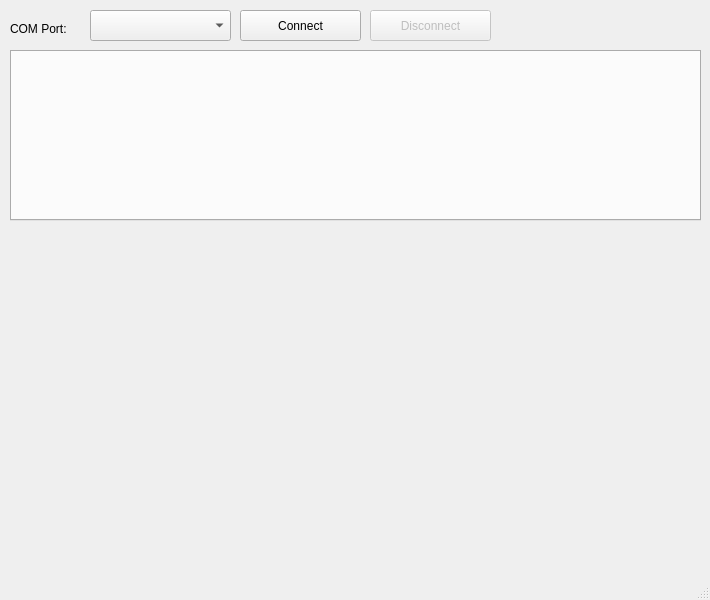
Qt form mainwindow.ui (ahp-electronics/xc-gui) before a commit.
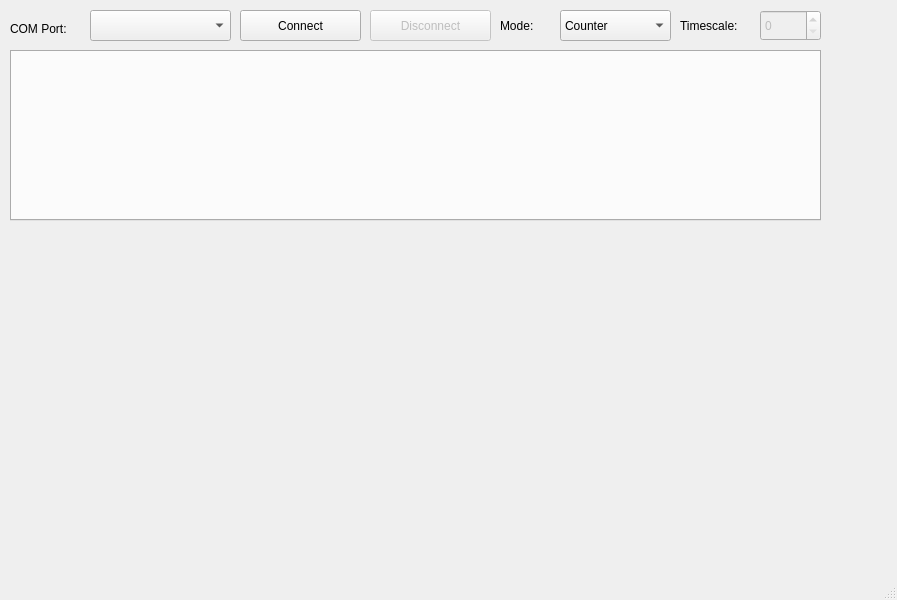
The same form after that commit.

```diff
--- a/mainwindow.ui
+++ b/mainwindow.ui
@@ -6,7 +6,7 @@
    <rect>
     <x>0</x>
     <y>0</y>
-    <width>710</width>
+    <width>897</width>
     <height>600</height>
    </rect>
   </property>
@@ -71,7 +71,7 @@
      <rect>
       <x>10</x>
       <y>50</y>
-      <width>691</width>
+      <width>811</width>
       <height>171</height>
      </rect>
     </property>
@@ -79,6 +79,73 @@
      <number>-1</number>
     </property>
    </widget>
+   <widget class="QComboBox" name="Mode">
+    <property name="geometry">
+     <rect>
+      <x>560</x>
+      <y>10</y>
+      <width>111</width>
+      <height>31</height>
+     </rect>
+    </property>
+    <item>
+     <property name="text">
+      <string>Counter</string>
+     </property>
+    </item>
+    <item>
+     <property name="text">
+      <string>Autocorrelator</string>
+     </property>
+    </item>
+    <item>
+     <property name="text">
+      <string>Crosscorrelator</string>
+     </property>
+    </item>
+   </widget>
+   <widget class="QLabel" name="label_2">
+    <property name="geometry">
+     <rect>
+      <x>500</x>
+      <y>10</y>
+      <width>51</width>
+      <height>31</height>
+     </rect>
+    </property>
+    <property name="text">
+     <string>Mode:</string>
+    </property>
+   </widget>
+   <widget class="QLabel" name="label_3">
+    <property name="geometry">
+     <rect>
+      <x>680</x>
+      <y>10</y>
+      <width>81</width>
+      <height>31</height>
+     </rect>
+    </property>
+    <property name="text">
+     <string>Timescale:</string>
+    </property>
+   </widget>
+   <widget class="QSpinBox" name="Scale">
+    <property name="enabled">
+     <bool>false</bool>
+    </property>
+    <property name="geometry">
+     <rect>
+      <x>760</x>
+      <y>10</y>
+      <width>61</width>
+      <height>31</height>
+     </rect>
+    </property>
+    <property name="maximum">
+     <number>15</number>
+    </property>
+   </widget>
   </widget>
   <widget class="QMenuBar" name="menubar">
    <property name="geometry">
```
Left out of the diff: 4 changed lines with no effect on the pictures.
